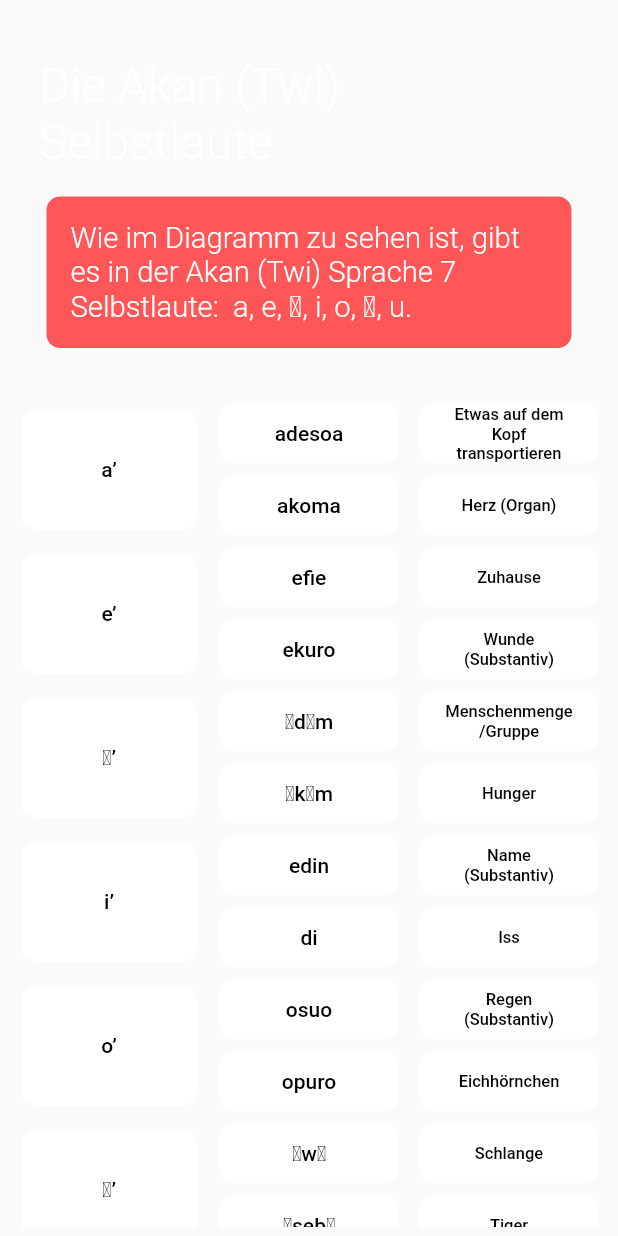
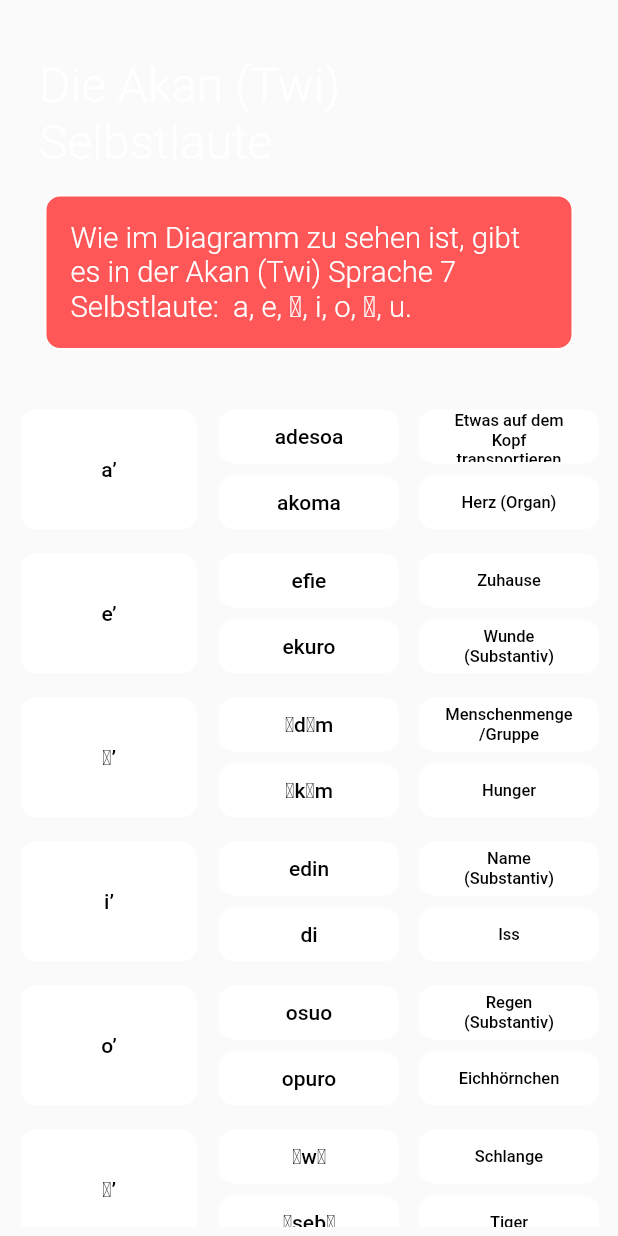
Before and after one commit to BeffJezos/sankofa, a Flutter app: the Selbstlaute screen opened directly, on a phone screen of 412 x 824 dp. Run offline on Flutter 3.47's test engine with Material 2 defaults, Android fonts, the phone set to English and light mode, and no system bars; our stand-ins replace audioplayers, splashscreen.

Commit message:
Sechstes Update

```diff
--- a/lib/custom_things.dart
+++ b/lib/custom_things.dart
@@ -32,7 +32,7 @@ class AlphabetRectangleWithText extends StatelessWidget {
             child: Text(
               functionality,
               textAlign: TextAlign.center,
-              style: TextStyle(color: Colors.black),
+              style: TextStyle(color: Colors.black, fontSize: 12.0),
             ),
           ),
         ),
@@ -347,7 +347,7 @@ class NumberRectangleWithText extends StatelessWidget {
   Widget build(BuildContext context) {
     return SizedBox(
       width: 120,
-      height: 40,
+      height: 36,
       child: Container(
         decoration: BoxDecoration(
           color: Colors.white,
@@ -390,7 +390,7 @@ class NumberRectangleWithTexteins extends StatelessWidget {
   Widget build(BuildContext context) {
     return SizedBox(
       width: 120,
-      height: 40,
+      height: 36,
       child: Container(
         decoration: BoxDecoration(
           color: Colors.white,
--- a/lib/mainscreens/selbstlaute.dart
+++ b/lib/mainscreens/selbstlaute.dart
@@ -96,6 +96,7 @@ class _SelbstlauteState extends State<Selbstlaute> {
                               input: 'Herz',
                             ),
                           ),
+                          Padding(padding: const EdgeInsets.all(4.0),),
                           Padding(
                             padding: const EdgeInsets.all(4.0),
                             child: NumberRectangleWithTexteins(
@@ -110,6 +111,7 @@ class _SelbstlauteState extends State<Selbstlaute> {
                               input: 'Wunde',
                             ),
                           ),
+                          Padding(padding: const EdgeInsets.all(4.0),),
                           Padding(
                             padding: const EdgeInsets.all(4.0),
                             child: NumberRectangleWithTexteins(
@@ -124,6 +126,7 @@ class _SelbstlauteState extends State<Selbstlaute> {
                               input: 'Hunger',
                             ),
                           ),
+                          Padding(padding: const EdgeInsets.all(4.0),),
                           Padding(
                             padding: const EdgeInsets.all(4.0),
                             child: NumberRectangleWithTexteins(
@@ -138,6 +141,7 @@ class _SelbstlauteState extends State<Selbstlaute> {
                               input: 'Iss',
                             ),
                           ),
+                          Padding(padding: const EdgeInsets.all(4.0),),
                           Padding(
                             padding: const EdgeInsets.all(4.0),
                             child: NumberRectangleWithTexteins(
@@ -152,6 +156,7 @@ class _SelbstlauteState extends State<Selbstlaute> {
                               input: 'Eichhoernchen',
                             ),
                           ),
+                          Padding(padding: const EdgeInsets.all(4.0),),
                           Padding(
                             padding: const EdgeInsets.all(4.0),
                             child: NumberRectangleWithTexteins(
@@ -166,6 +171,7 @@ class _SelbstlauteState extends State<Selbstlaute> {
                               input: 'Tiger',
                             ),
                           ),
+                          Padding(padding: const EdgeInsets.all(4.0),),
                           Padding(
                             padding: const EdgeInsets.all(4.0),
                             child: NumberRectangleWithTexteins(
@@ -198,6 +204,7 @@ class _SelbstlauteState extends State<Selbstlaute> {
                             child: NumberRectangleWithText(
                                 functionality: 'Herz (Organ)'),
                           ),
+                          Padding(padding: const EdgeInsets.all(4.0),),
                           Padding(
                             padding: const EdgeInsets.all(4.0),
                             child: NumberRectangleWithText(
@@ -208,6 +215,7 @@ class _SelbstlauteState extends State<Selbstlaute> {
                             child: NumberRectangleWithText(
                                 functionality: 'Wunde (Substantiv)'),
                           ),
+                          Padding(padding: const EdgeInsets.all(4.0),),
                           Padding(
                             padding: const EdgeInsets.all(4.0),
                             child: NumberRectangleWithText(
@@ -218,6 +226,7 @@ class _SelbstlauteState extends State<Selbstlaute> {
                             child: NumberRectangleWithText(
                                 functionality: 'Hunger'),
                           ),
+                          Padding(padding: const EdgeInsets.all(4.0),),
                           Padding(
                             padding: const EdgeInsets.all(4.0),
                             child: NumberRectangleWithText(
@@ -228,6 +237,7 @@ class _SelbstlauteState extends State<Selbstlaute> {
                             child:
                                 NumberRectangleWithText(functionality: 'Iss'),
                           ),
+                          Padding(padding: const EdgeInsets.all(4.0),),
                           Padding(
                             padding: const EdgeInsets.all(4.0),
                             child: NumberRectangleWithText(
@@ -238,6 +248,7 @@ class _SelbstlauteState extends State<Selbstlaute> {
                             child: NumberRectangleWithText(
                                 functionality: 'Eichhörnchen'),
                           ),
+                          Padding(padding: const EdgeInsets.all(4.0),),
                           Padding(
                             padding: const EdgeInsets.all(4.0),
                             child: NumberRectangleWithText(
@@ -248,6 +259,7 @@ class _SelbstlauteState extends State<Selbstlaute> {
                             child:
                                 NumberRectangleWithText(functionality: 'Tiger'),
                           ),
+                          Padding(padding: const EdgeInsets.all(4.0),),
                           Padding(
                             padding: const EdgeInsets.all(4.0),
                             child: NumberRectangleWithText(
```
